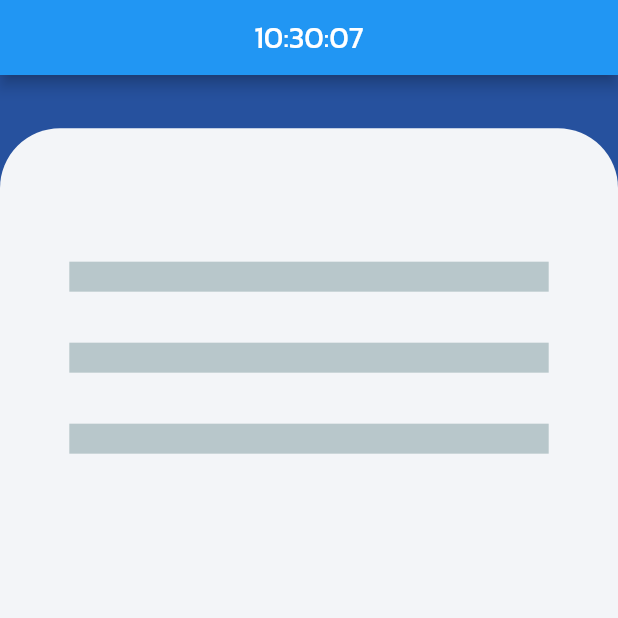
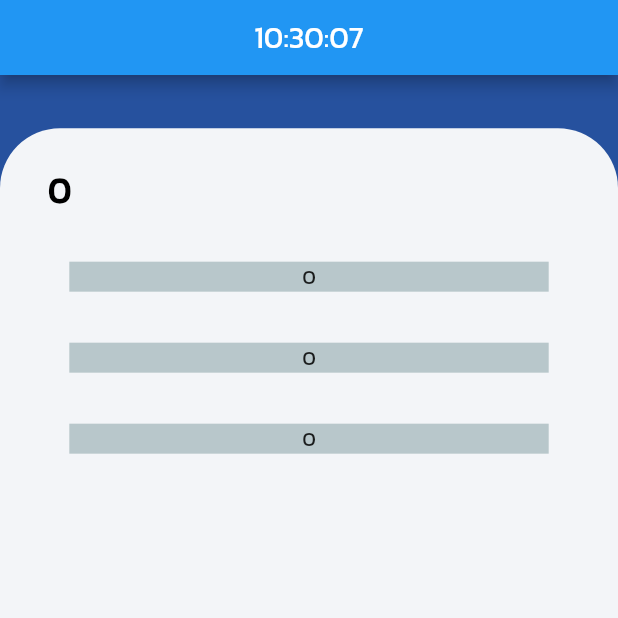
Before and after one commit to rujirojn/flutterframerassit, a Flutter app: the screen it shows after launch, on a phone screen of 412 x 824 dp, the top half of it. Run offline on Flutter 3.47's test engine with Material 2 defaults, Android fonts, the phone set to English and light mode, and no system bars; drawn by our look-alikes of percent_indicator; our stand-ins replace firebase_database; accounts and stored records are empty.

Commit message:
Update Label Display

```diff
--- a/flutterframeassit/lib/home.dart
+++ b/flutterframeassit/lib/home.dart
@@ -1,4 +1,4 @@
-import 'dart:convert';
+// import 'dart:convert';
 
 import 'package:flutter/material.dart';
 import 'package:percent_indicator/percent_indicator.dart';
@@ -37,7 +37,7 @@ class _HomeScreen extends State<HomeScreen> {
                         Column(
                           crossAxisAlignment: CrossAxisAlignment.start,
                           children: <Widget>[
-                            Text(DB.getLabel('Home','Title'), style: TextStyle(fontWeight: FontWeight.w900, fontSize: 24, color: Colors.black),),
+                            Text(DB.getData('Home','Label','Title'), style: TextStyle(fontWeight: FontWeight.w900, fontSize: 24, color: Colors.black),),
                           ],
                         ),
                       ],
@@ -53,9 +53,9 @@ class _HomeScreen extends State<HomeScreen> {
                                         padding: EdgeInsets.all(5),
                                         width: Media.itemWidth,
                                         lineHeight: 30.0,
-                                        percent: double.parse(DB.getData('Home','Tank1')),
+                                        percent: double.parse(DB.getData('Home','Data','Tank1')),
                                         progressColor: Colors.green,
-                                        center: Text(DB.getLabel('Home','Tank1')),
+                                        center: Text(DB.getData('Home','Label','Tank1')),
                                         animation: true,
                                       ),],
                   )
@@ -69,9 +69,9 @@ class _HomeScreen extends State<HomeScreen> {
                                         padding: EdgeInsets.all(5),
                                         width: Media.itemWidth,
                                         lineHeight: 30.0,
-                                        percent: double.parse(DB.getData('Home','Tank2')),
+                                        percent: double.parse(DB.getData('Home','Data','Tank2')),
                                         progressColor: Colors.green,
-                                        center: Text(DB.getLabel('Home','Tank2')),
+                                        center: Text(DB.getData('Home','Label','Tank2')),
                                         animation: true,
                                       ),],
                   )
@@ -85,9 +85,9 @@ class _HomeScreen extends State<HomeScreen> {
                                         padding: EdgeInsets.all(5),
                                         width: Media.itemWidth,
                                         lineHeight: 30.0,
-                                        percent: double.parse(DB.getData('Home','Tank3')),
+                                        percent: double.parse(DB.getData('Home','Data','Tank3')),
                                         progressColor: Colors.green,
-                                        center: Text(DB.getLabel('Home','Tank3')),
+                                        center: Text(DB.getData('Home','Label','Tank3')),
                                         animation: true,
                                       ),],
                   )
--- a/flutterframeassit/lib/main.dart
+++ b/flutterframeassit/lib/main.dart
@@ -24,32 +24,22 @@ class FireBaseDB{
 }
 
 class DB{
-    static String getLabel(homepage,fieldname)
+
+    static String getData(homepage,displaytype,fieldname)
     {
       if(FireBaseDB.snapshot != null)
       {
         try
         {
-            return (FireBaseDB.snapshot.value[homepage]['Label'][fieldname][FireBaseDB.displaylanguage].toString() ?? '');
-        }
-        catch (Exception) {
-            print('not found : ' + homepage + '.Label.' + fieldname);
-            return '';
-        }
-      }
-      else
-      {
-          return '';
-      }
-    }
+          if(displaytype == 'Label')
+          {
+            return (FireBaseDB.snapshot.value[homepage][displaytype][fieldname][FireBaseDB.displaylanguage].toString() ?? '');
+          }
+          else
+          {
+            return (FireBaseDB.snapshot.value[homepage][displaytype][fieldname].toString() ?? '');
+          }
 
-    static String getData(homepage,fieldname)
-    {
-      if(FireBaseDB.snapshot != null)
-      {
-        try
-        {
-          return (FireBaseDB.snapshot.value[homepage]['Data'][fieldname].toString() ?? '');
         }
         catch (Exception) {
             print('not found : ' + homepage + '.Data.' + fieldname);
```
